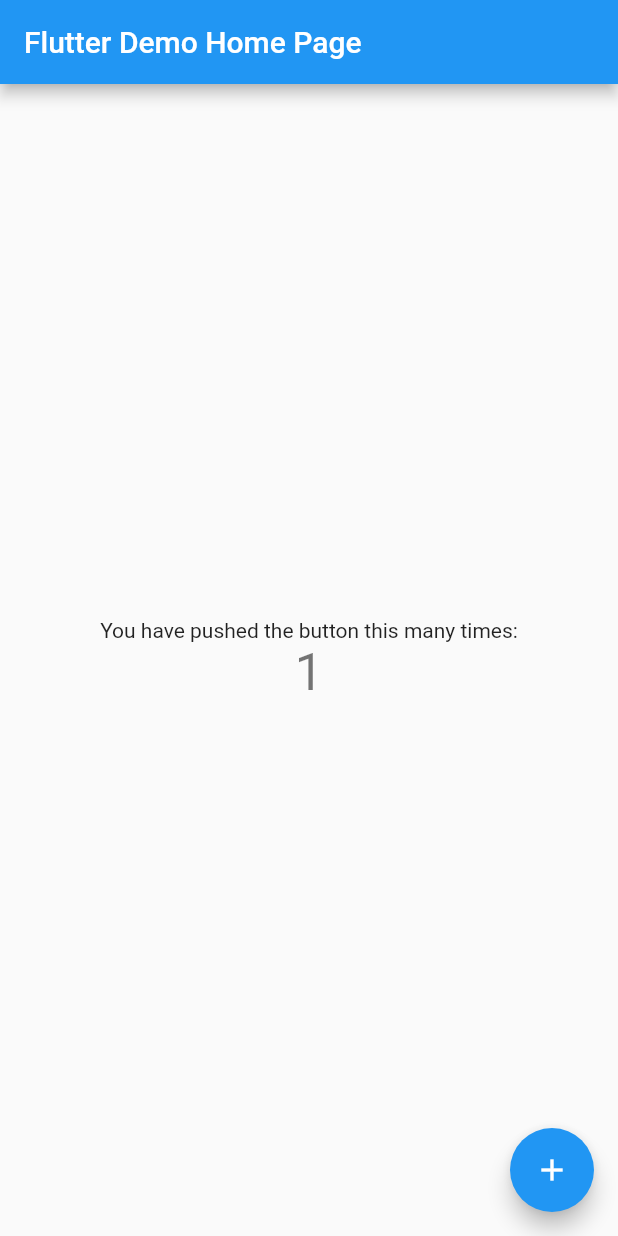
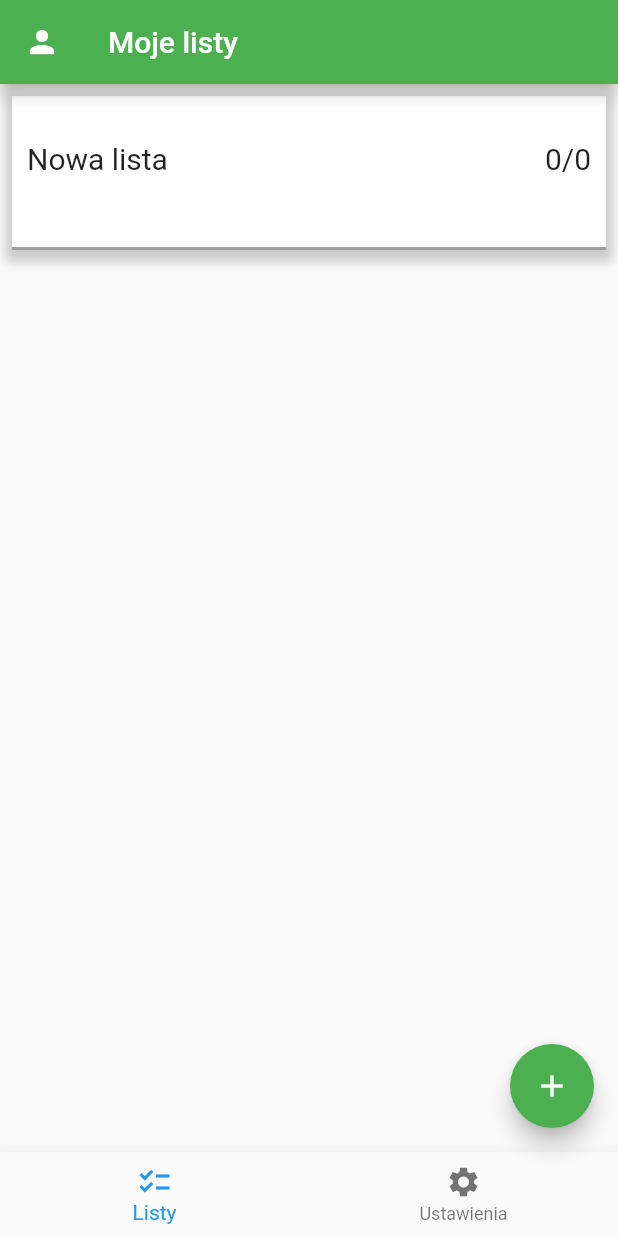
Before and after one commit to MaciejSamol/group_purchase, a Flutter app: the screen it shows after launch, after a tap on the "add" icon, on a phone screen of 412 x 824 dp. Run offline on Flutter 3.47's test engine with Material 2 defaults, Android fonts, the phone set to English and light mode, and no system bars.

Commit message:
Main + login side
główna strona plus przerzucenie na stronę do logowania

```diff
--- /dev/null
+++ b/group_purchase/lib/login.dart
@@ -0,0 +1,23 @@
+import 'package:flutter/material.dart';
+import 'package:group_purchase/main.dart';
+
+class Login extends StatelessWidget {
+  const Login({super.key});
+
+  @override
+  Widget build(BuildContext context) {
+    return Scaffold(
+        appBar: AppBar(
+      backgroundColor: Colors.green,
+      leading: IconButton(
+          icon: Icon(Icons.arrow_back),
+          onPressed: () {
+            Navigator.push(
+              context,
+              MaterialPageRoute(builder: (context) => const MainPage()),
+            );
+          }),
+      title: Text('Zarejestruj się'),
+    ));
+  }
+}
--- a/group_purchase/lib/main.dart
+++ b/group_purchase/lib/main.dart
@@ -1,115 +1,104 @@
 import 'package:flutter/material.dart';
+import 'package:group_purchase/login.dart';
 
 void main() {
-  runApp(const MyApp());
+  runApp(const MaterialApp(
+    title: 'Navigation Basics',
+    home: MainPage(),
+  ));
 }
 
-class MyApp extends StatelessWidget {
-  const MyApp({super.key});
+class MainPage extends StatefulWidget {
+  const MainPage({super.key});
 
-  // This widget is the root of your application.
+  @override
+  State<MainPage> createState() => _MainPageState();
+}
+
+class _MainPageState extends State<MainPage> {
   @override
   Widget build(BuildContext context) {
-    return MaterialApp(
-      title: 'Flutter Demo',
-      theme: ThemeData(
-        // This is the theme of your application.
-        //
-        // Try running your application with "flutter run". You'll see the
-        // application has a blue toolbar. Then, without quitting the app, try
-        // changing the primarySwatch below to Colors.green and then invoke
-        // "hot reload" (press "r" in the console where you ran "flutter run",
-        // or simply save your changes to "hot reload" in a Flutter IDE).
-        // Notice that the counter didn't reset back to zero; the application
-        // is not restarted.
-        primarySwatch: Colors.blue,
-      ),
-      home: const MyHomePage(title: 'Flutter Demo Home Page'),
-    );
-  }
-}
-
-class MyHomePage extends StatefulWidget {
-  const MyHomePage({super.key, required this.title});
-
-  // This widget is the home page of your application. It is stateful, meaning
-  // that it has a State object (defined below) that contains fields that affect
-  // how it looks.
-
-  // This class is the configuration for the state. It holds the values (in this
-  // case the title) provided by the parent (in this case the App widget) and
-  // used by the build method of the State. Fields in a Widget subclass are
-  // always marked "final".
-
-  final String title;
-
-  @override
-  State<MyHomePage> createState() => _MyHomePageState();
-}
-
-class _MyHomePageState extends State<MyHomePage> {
-  int _counter = 0;
-
-  void _incrementCounter() {
-    setState(() {
-      // This call to setState tells the Flutter framework that something has
-      // changed in this State, which causes it to rerun the build method below
-      // so that the display can reflect the updated values. If we changed
-      // _counter without calling setState(), then the build method would not be
-      // called again, and so nothing would appear to happen.
-      _counter++;
-    });
-  }
-
-  @override
-  Widget build(BuildContext context) {
-    // This method is rerun every time setState is called, for instance as done
-    // by the _incrementCounter method above.
-    //
-    // The Flutter framework has been optimized to make rerunning build methods
-    // fast, so that you can just rebuild anything that needs updating rather
-    // than having to individually change instances of widgets.
     return Scaffold(
         appBar: AppBar(
-        // Here we take the value from the MyHomePage object that was created by
-        // the App.build method, and use it to set our appbar title.
-        title: Text(widget.title),
+          backgroundColor: Colors.green,
+          leading: IconButton(
+            icon: Icon(Icons.person),
+            onPressed: () {
+              Navigator.push(
+                context,
+                MaterialPageRoute(builder: (context) => const Login()),
+              );
+            },
           ),
-      body: Center(
-        // Center is a layout widget. It takes a single child and positions it
-        // in the middle of the parent.
-        child: Column(
-          // Column is also a layout widget. It takes a list of children and
-          // arranges them vertically. By default, it sizes itself to fit its
-          // children horizontally, and tries to be as tall as its parent.
-          //
-          // Invoke "debug painting" (press "p" in the console, choose the
-          // "Toggle Debug Paint" action from the Flutter Inspector in Android
-          // Studio, or the "Toggle Debug Paint" command in Visual Studio Code)
-          // to see the wireframe for each widget.
-          //
-          // Column has various properties to control how it sizes itself and
-          // how it positions its children. Here we use mainAxisAlignment to
-          // center the children vertically; the main axis here is the vertical
-          // axis because Columns are vertical (the cross axis would be
-          // horizontal).
-          mainAxisAlignment: MainAxisAlignment.center,
-          children: <Widget>[
-            const Text(
-              'You have pushed the button this many times:',
+          title: const Text('Moje listy'),
+        ),
+        body: Column(
+          children: [
+            Expanded(
+                flex: 2,
+                child: Padding(
+                  padding: const EdgeInsets.all(8.0),
+                  child: GestureDetector(
+                    onTap: () {},
+                    child: Container(
+                      decoration: BoxDecoration(
+                        color: Colors.white,
+                        border: Border(
+                            bottom: BorderSide(width: 2.0, color: Colors.grey)),
+                        boxShadow: [
+                          BoxShadow(
+                            color: Colors.grey.withOpacity(0.5),
+                            spreadRadius: 5,
+                            blurRadius: 5,
+                            offset: Offset(0, 3),
+                          )
+                        ],
+                      ),
+                      child: Column(children: [
+                        Padding(
+                          padding: const EdgeInsets.all(10.0),
+                          child: Row(),
+                        ),
+                        Padding(
+                          padding: const EdgeInsets.all(10.0),
+                          child: Row(
+                            children: [
+                              Text(
+                                "Nowa lista",
+                                style: TextStyle(fontSize: 20),
+                              ),
+                              Spacer(
+                                flex: 1,
                               ),
                               Text(
-              '$_counter',
-              style: Theme.of(context).textTheme.headline4,
-            ),
+                                "0/0",
+                                style: TextStyle(fontSize: 20),
+                              )
                             ],
                           ),
                         ),
+                      ]),
+                    ),
+                  ),
+                )),
+            Expanded(flex: 10, child: Container()),
+          ],
+        ),
         floatingActionButton: FloatingActionButton(
-        onPressed: _incrementCounter,
-        tooltip: 'Increment',
+          backgroundColor: Colors.green,
           child: const Icon(Icons.add),
-      ), // This trailing comma makes auto-formatting nicer for build methods.
-    );
+          onPressed: () {},
+        ),
+        bottomNavigationBar:
+            BottomNavigationBar(items: const <BottomNavigationBarItem>[
+          BottomNavigationBarItem(
+            icon: Icon(Icons.checklist),
+            label: 'Listy',
+          ),
+          BottomNavigationBarItem(
+            icon: Icon(Icons.settings),
+            label: 'Ustawienia',
+          ),
+        ]));
   }
 }
--- a/group_purchase/pubspec.yaml
+++ b/group_purchase/pubspec.yaml
@@ -36,6 +36,7 @@
   # The following adds the Cupertino Icons font to your application.
   # Use with the CupertinoIcons class for iOS style icons.
   cupertino_icons: ^1.0.2
+  stateless: ^0.1.1
 
 dev_dependencies:
   flutter_test:
@@ -61,7 +62,7 @@
 
   # To add assets to your application, add an assets section, like this:
   # assets:
-  #   - images/a_dot_burr.jpeg
+  #lib/icons/
   #   - images/a_dot_ham.jpeg
 
   # An image asset can refer to one or more resolution-specific "variants", see
```
Also changed, not shown: group_purchase/pubspec.lock, 1 other file. Lines whose indentation alone changed are shown as unchanged.
